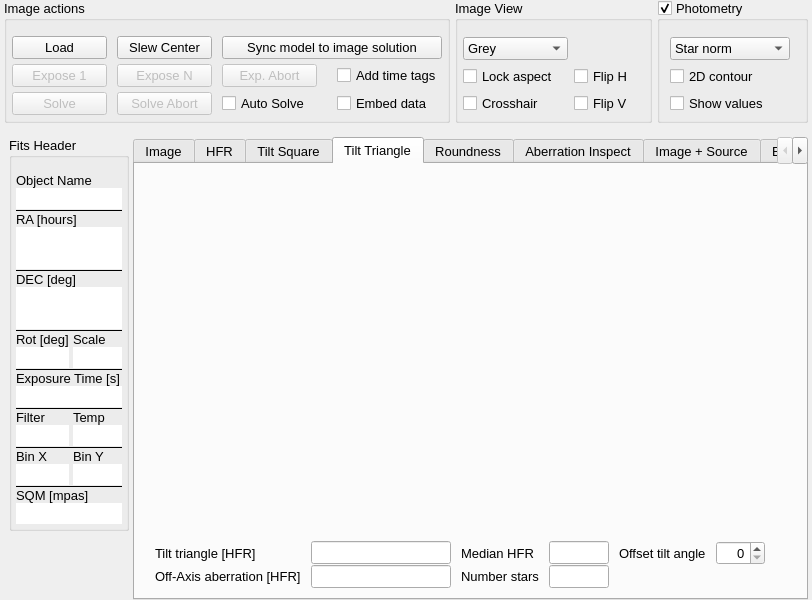
mworion/MountWizzard4, file src_add/widgets/image.ui: the form before one commit.
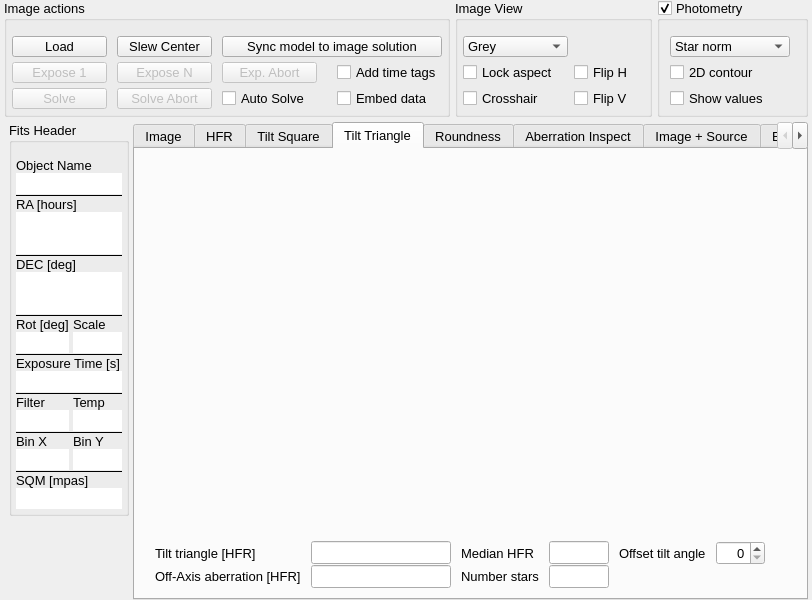
The form after the commit. The open tabs and pages were chosen to show the change. Custom widgets are drawn as their Qt base class.

Commit message: fixed sizeing in image

Patch:
```diff
--- a/src_add/widgets/image.ui
+++ b/src_add/widgets/image.ui
@@ -1231,6 +1231,12 @@
      </item>
      <item row="1" column="0" rowspan="2">
       <widget class="QGroupBox" name="headerGroup">
+       <property name="sizePolicy">
+        <sizepolicy hsizetype="Preferred" vsizetype="Fixed">
+         <horstretch>0</horstretch>
+         <verstretch>0</verstretch>
+        </sizepolicy>
+       </property>
        <property name="minimumSize">
         <size>
          <width>120</width>
@@ -1587,6 +1593,19 @@
        </layout>
       </widget>
      </item>
+     <item row="3" column="0">
+      <spacer name="verticalSpacer_2">
+       <property name="orientation">
+        <enum>Qt::Orientation::Vertical</enum>
+       </property>
+       <property name="sizeHint" stdset="0">
+        <size>
+         <width>20</width>
+         <height>40</height>
+        </size>
+       </property>
+      </spacer>
+     </item>
     </layout>
    </item>
   </layout>
```
Left out of the diff: 408 changed lines with no effect on the pictures. The commit also changes 1 other file.
